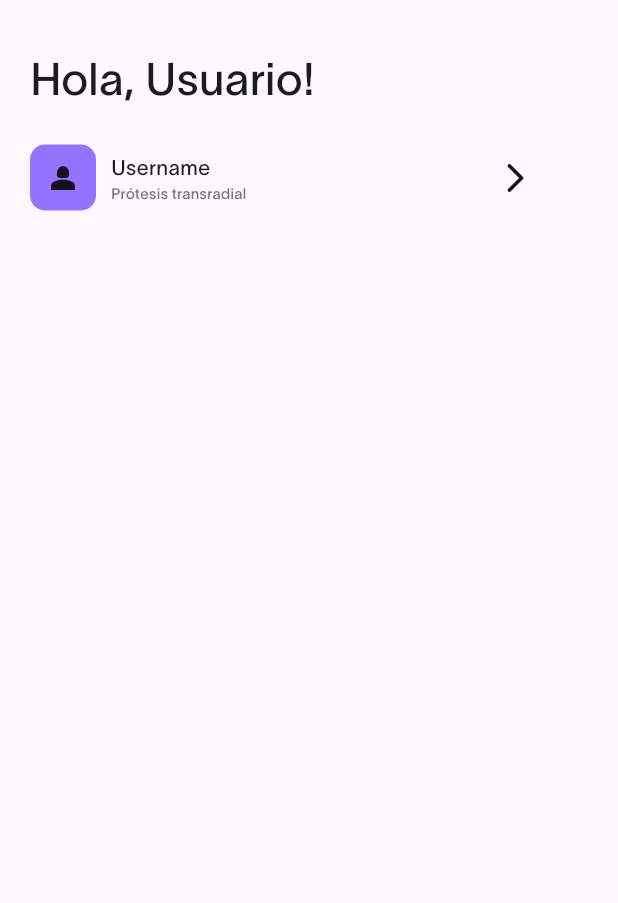
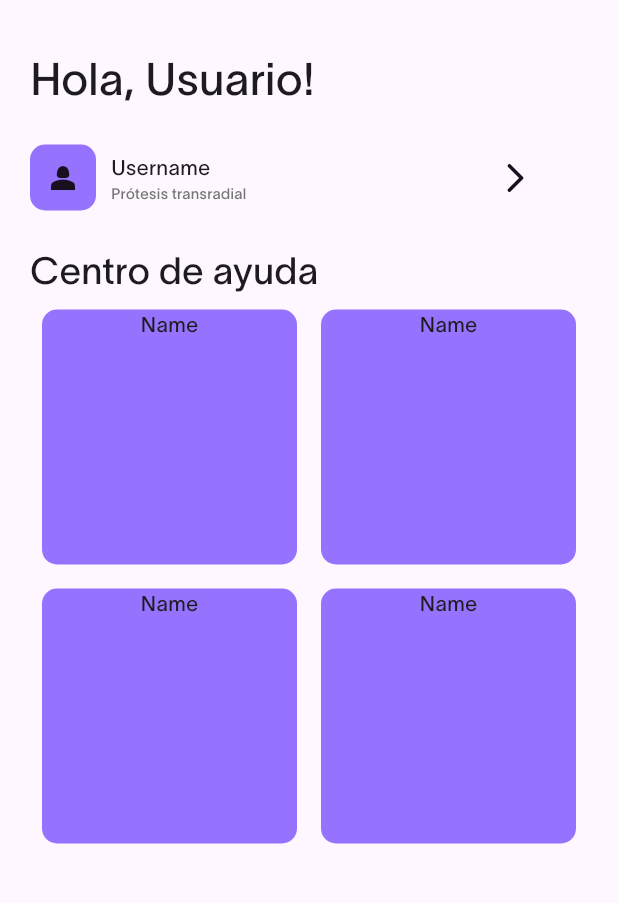
Before and after one commit to binivazqua/Morfo-App, a Flutter app: the UserProfilePage screen opened directly, on a phone screen of 412 x 824 dp, the part 67-970 px from its top. Run offline on Flutter 3.47's test engine with Material 3 defaults, Android fonts, the phone set to English and light mode, and no system bars; our stand-ins replace firebase_auth, firebase_core, firebase_database, fl_chart, flutter_animate, google_nav_bar and 1 more; missing offline and left inert: cupertino_battery_indicator; accounts and stored records are empty.

Commit message:
help center tiles grid view started

```diff
--- /dev/null
+++ b/lib/components/helpCenterTile.dart
@@ -0,0 +1,20 @@
+import 'package:flutter/material.dart';
+import 'package:morflutter/design/constants.dart';
+
+class helpCenterType extends StatelessWidget {
+  const helpCenterType({super.key});
+
+  @override
+  Widget build(BuildContext context) {
+    return Padding(
+      padding: const EdgeInsets.all(8.0),
+      child: Container(
+        decoration: BoxDecoration(
+            color: lilyPurple, borderRadius: BorderRadius.circular(10)),
+        child: Column(
+          children: [Text('Name')],
+        ),
+      ),
+    );
+  }
+}
--- a/lib/starting_pages/ui/profile/UserProfilePage.dart
+++ b/lib/starting_pages/ui/profile/UserProfilePage.dart
@@ -1,4 +1,5 @@
 import 'package:flutter/material.dart';
+import 'package:morflutter/components/helpCenterTile.dart';
 import 'package:morflutter/design/constants.dart';
 
 class UserProfilePage extends StatefulWidget {
@@ -66,7 +67,22 @@ class _UserProfilePageState extends State<UserProfilePage> {
                       ))
                 ],
               ),
-            )
+            ),
+            SizedBox(
+              height: 20,
+            ),
+            Text(
+              "Centro de ayuda",
+              style: TextStyle(fontSize: 25),
+            ),
+            Expanded(
+                child: GridView.builder(
+                    itemCount: 4,
+                    gridDelegate: SliverGridDelegateWithFixedCrossAxisCount(
+                        crossAxisCount: 2),
+                    itemBuilder: (context, index) {
+                      return helpCenterType();
+                    }))
           ],
         ),
       ),
```
